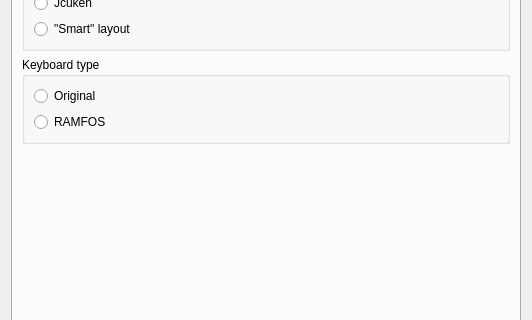
Qt form src/qt/qtSettingsDialog.ui (vpyk/emu80v4) before a commit; both pictures show x 0 to 532 and y 108 to 428 of the 532 by 513 pixel window.
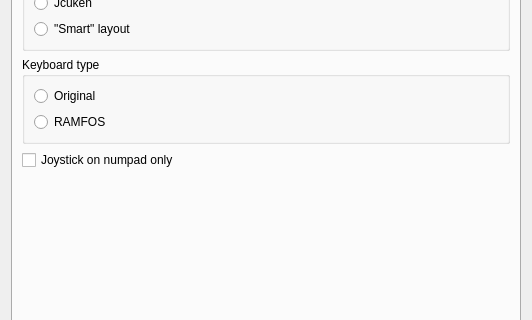
The same form after that commit. The open tabs and pages were chosen to show the change.

Commit message: PK8000: option for joystick on dedicated keys, wx config saving fix

```diff
--- a/src/qt/qtSettingsDialog.ui
+++ b/src/qt/qtSettingsDialog.ui
@@ -1054,6 +1054,16 @@
          </layout>
         </widget>
        </item>
+       <item>
+        <widget class="QCheckBox" name="numpadJoystickCheckBox">
+         <property name="toolTip">
+          <string>Joystick only assigned to arrow keys, 5 and Ins on the numpad instead of combining with keyboard arrows, Space and Enter</string>
+         </property>
+         <property name="text">
+          <string>Joystick on numpad only</string>
+         </property>
+        </widget>
+       </item>
        <item>
         <spacer name="verticalSpacer_7">
          <property name="orientation">
```
Left out of the diff: 7 changed lines with no effect on the pictures. The commit also changes 10 other files.
